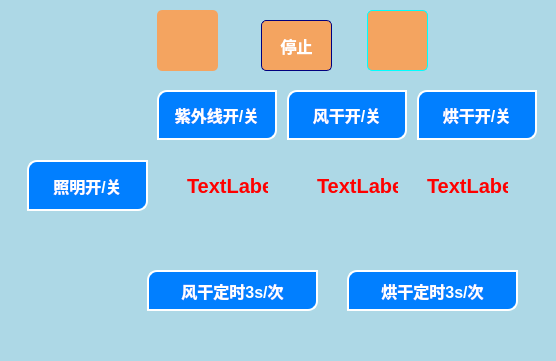
Before: the Qt Designer form QT/mainwindow.ui in YangTunyu/Arduino_dev, drawn with Qt 5.
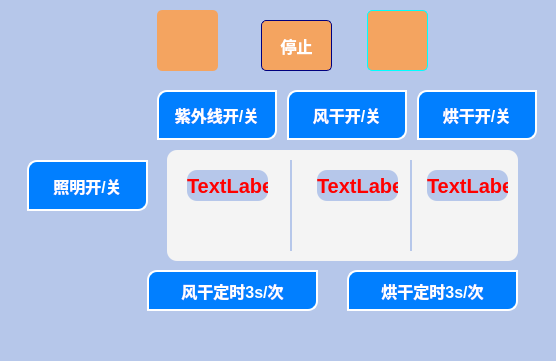
After: the same form once the commit is applied.

Commit message: Story编号：无 修改人：姓名：庞爱晖 学号：202115030317 修改原因：ui界面颜色优化 业务模块：无

The edit to the form file:
```diff
--- a/QT/mainwindow.ui
+++ b/QT/mainwindow.ui
@@ -25,7 +25,7 @@
   </property>
   <property name="styleSheet">
    <string notr="true">QWidget {
-    background-color: #ADD8E6; /* 浅蓝色背景 */
+    background-color: rgb(182,199,234); /* 浅蓝色背景 */
 border-radius: 10px;       /* 设置MainWindow的圆角半径为10px */
 }
 </string>
@@ -303,7 +303,7 @@
     </property>
     <property name="styleSheet">
      <string notr="true">QPushButton {
-    background-color: #F4A460; /* 沙棕色背景 */
+    background-color: #efeeee; /* 沙棕色背景 */
     color: white;
     border: 2px solid #000;
     border-radius: 5px;
@@ -332,7 +332,7 @@
     </property>
     <property name="styleSheet">
      <string notr="true">QPushButton {
-    background-color: #F4A460; /* 沙棕色背景 */
+   background-color: #efeeee;  /* 沙棕色背景 */
     color: white;
     border: 2px solid #000;
     border-radius: 5px;
@@ -361,7 +361,7 @@
     </property>
     <property name="styleSheet">
      <string notr="true">QPushButton {
-    background-color: #F4A460; /* 沙棕色背景 */
+    background-color: #efeeee;  /* 沙棕色背景 */
     color: white;
     border: 2px solid #000;
     border-radius: 5px;
@@ -468,6 +468,11 @@
       <height>111</height>
      </rect>
     </property>
+    <property name="styleSheet">
+     <string notr="true">QWidget {
+    background-color: #f4f4f4; /* 浅蓝色背景 */ 
+}</string>
+    </property>
     <property name="text">
      <string/>
     </property>
```
